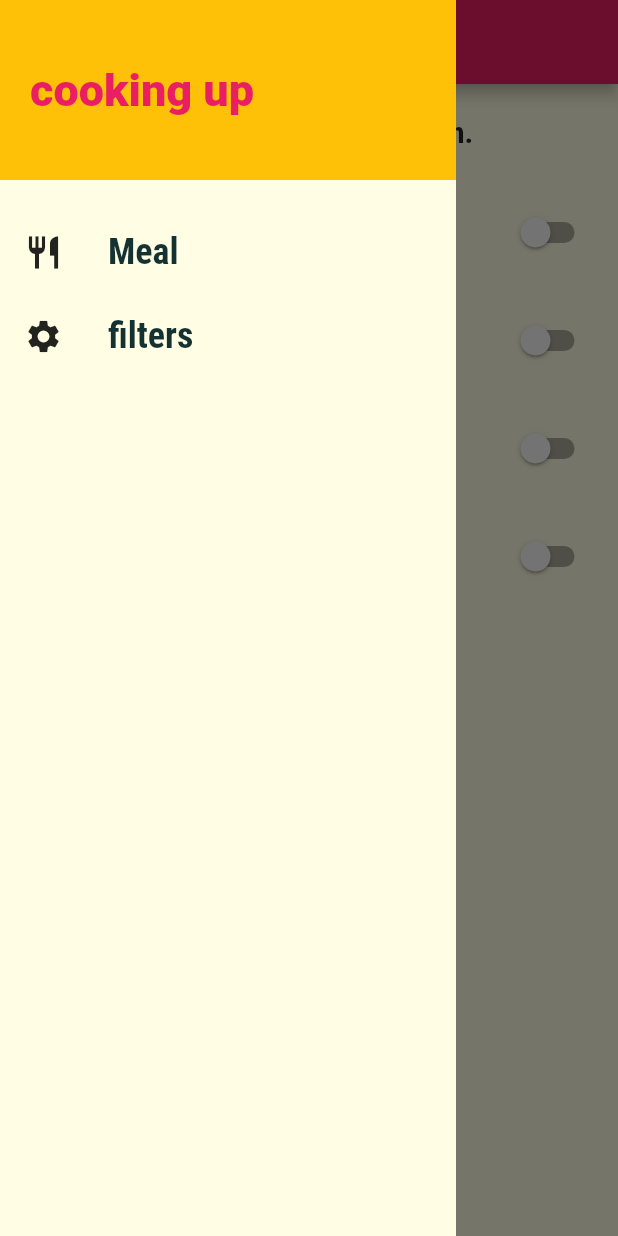
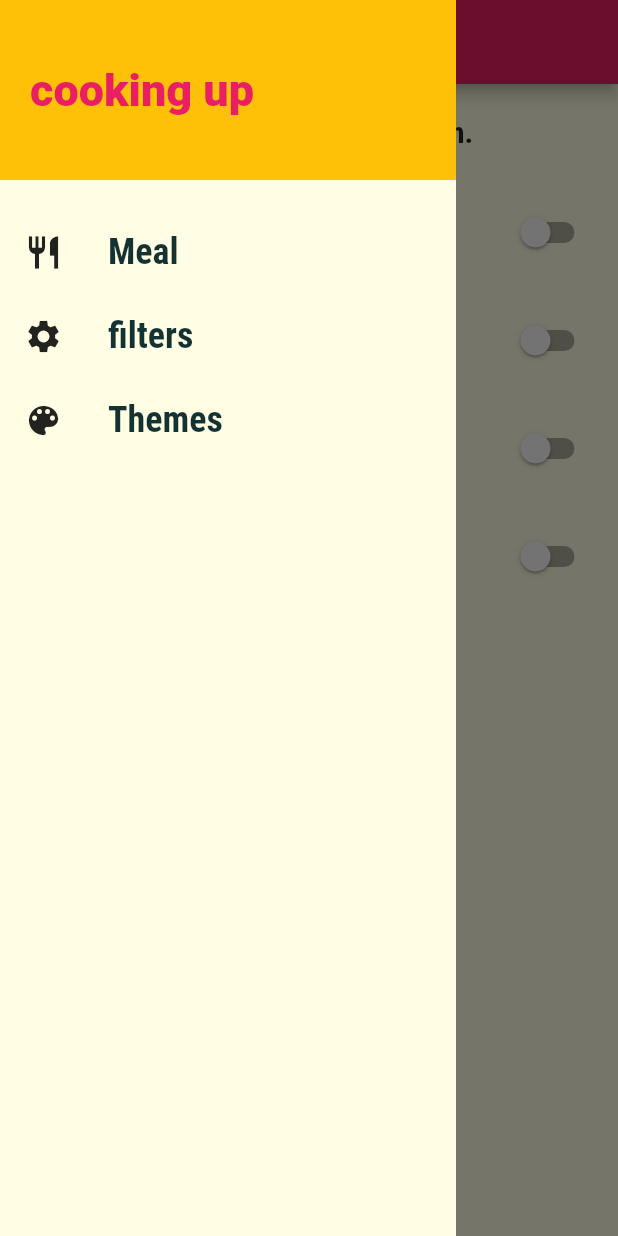
Before and after one commit to ProgrammerTaha/mealsapp0, a Flutter app: the FiltersScreen screen opened by its route, with the side drawer open, on a phone screen of 412 x 824 dp. Run offline on Flutter 3.47's test engine with Material 2 defaults, Android fonts, the phone set to English and light mode, and no system bars; our stand-ins replace flutter_colorpicker, shared_preferences; accounts and stored records are empty.

Commit message:
adding theme provider to the app

```diff
--- a/lib/screens/filters_screen.dart
+++ b/lib/screens/filters_screen.dart
@@ -1,6 +1,7 @@
 import 'package:flutter/material.dart';
 import 'package:provider/provider.dart';
 import 'package:recipes_app/providers/meal_provider.dart';
+import 'package:recipes_app/providers/theme_provider.dart';
 import '../widgets/main_drawer.dart';
 
 class FiltersScreen extends StatefulWidget {
@@ -10,6 +11,31 @@ class FiltersScreen extends StatefulWidget {
 }
 
 class _FiltersScreenState extends State<FiltersScreen> {
+  SwitchListTile buildSwitchListTile(
+    String title,
+    String subtitle,
+    String value,
+    Map<String, bool?> currentFilters,
+    BuildContext context,
+  ) {
+    return SwitchListTile(
+      title: Text(title),
+      subtitle: Text(subtitle),
+      inactiveThumbColor:
+          Provider.of<ThemeProvider>(context).tm == ThemeMode.dark
+              ? Colors.black
+              : null,
+              activeColor: Provider.of<ThemeProvider>(context).tm == ThemeMode.dark
+              ? Colors.white
+              : null,
+      value: currentFilters[value]!,
+      onChanged: (bool val) {
+        setState(() => currentFilters[value] = val);
+        Provider.of<MealProvider>(context, listen: false).setFilters();
+      },
+    );
+  }
+
   @override
   Widget build(BuildContext context) {
     final Map<String, bool?> currentFilters =
@@ -29,45 +55,33 @@ class _FiltersScreenState extends State<FiltersScreen> {
           Expanded(
             child: ListView(
               children: <Widget>[
-                SwitchListTile(
-                  title: Text('Gluten-Free'),
-                  subtitle: Text('only include Gluten-Free meals'),
-                  value: currentFilters['gluten']!,
-                  onChanged: (bool val) {
-                    setState(() => currentFilters['gluten'] = val);
-                    Provider.of<MealProvider>(context, listen: false)
-                        .setFilters();
-                  },
+                buildSwitchListTile(
+                  'Gluten-Free',
+                  'only include Gluten-Free meals',
+                  'gluten',
+                  currentFilters,
+                  context,
                 ),
-                SwitchListTile(
-                  title: Text('Lactose-Free'),
-                  subtitle: Text('only include Lactose-Free meals'),
-                  value: currentFilters['lactose']!,
-                  onChanged: (bool val) {
-                    setState(() => currentFilters['lactose'] = val);
-                    Provider.of<MealProvider>(context, listen: false)
-                        .setFilters();
-                  },
+                buildSwitchListTile(
+                  'Lactose-Free',
+                  'only include Lactose-Free meals',
+                  'lactose',
+                  currentFilters,
+                  context,
                 ),
-                SwitchListTile(
-                  title: Text('Vegan'),
-                  subtitle: Text('only include Vegan meals'),
-                  value: currentFilters['vegan']!,
-                  onChanged: (bool val) {
-                    setState(() => currentFilters['vegan'] = val);
-                    Provider.of<MealProvider>(context, listen: false)
-                        .setFilters();
-                  },
+                buildSwitchListTile(
+                  'Vegan',
+                  'only include Vegan meals',
+                  'vegan',
+                  currentFilters,
+                  context,
                 ),
-                SwitchListTile(
-                  title: Text('Vegetarian'),
-                  subtitle: Text('only include Vegetarian meals'),
-                  value: currentFilters['vegetarian']!,
-                  onChanged: (bool val) {
-                    setState(() => currentFilters['vegetarian'] = val);
-                    Provider.of<MealProvider>(context, listen: false)
-                        .setFilters();
-                  },
+                buildSwitchListTile(
+                  'Vegetarian',
+                  'only include Vegetarian meals',
+                  'vegetarian',
+                  currentFilters,
+                  context,
                 ),
               ],
             ),
--- a/lib/widgets/main_drawer.dart
+++ b/lib/widgets/main_drawer.dart
@@ -1,4 +1,5 @@
 import 'package:flutter/material.dart';
+import 'package:recipes_app/screens/themes_screen.dart';
 import '../screens/filters_screen.dart';
 import '../screens/tabs_screen.dart';
 
@@ -64,6 +65,13 @@ class MainDrawer extends StatelessWidget {
                 .pushReplacementNamed(FiltersScreen.routName),
             context,
           ),
+          tilesOfDrawer(
+            Icons.color_lens,
+            'Themes',
+            () => Navigator.of(context)
+                .pushReplacementNamed(ThemesScreen.routName),
+            context,
+          ),
         ],
       ),
     );
```
Also changed, not shown: lib/main.dart (+22 -8 lines), lib/providers/theme_provider.dart (added, +38 -0 lines), lib/screens/themes_screen.dart (added, +116 -0 lines).
